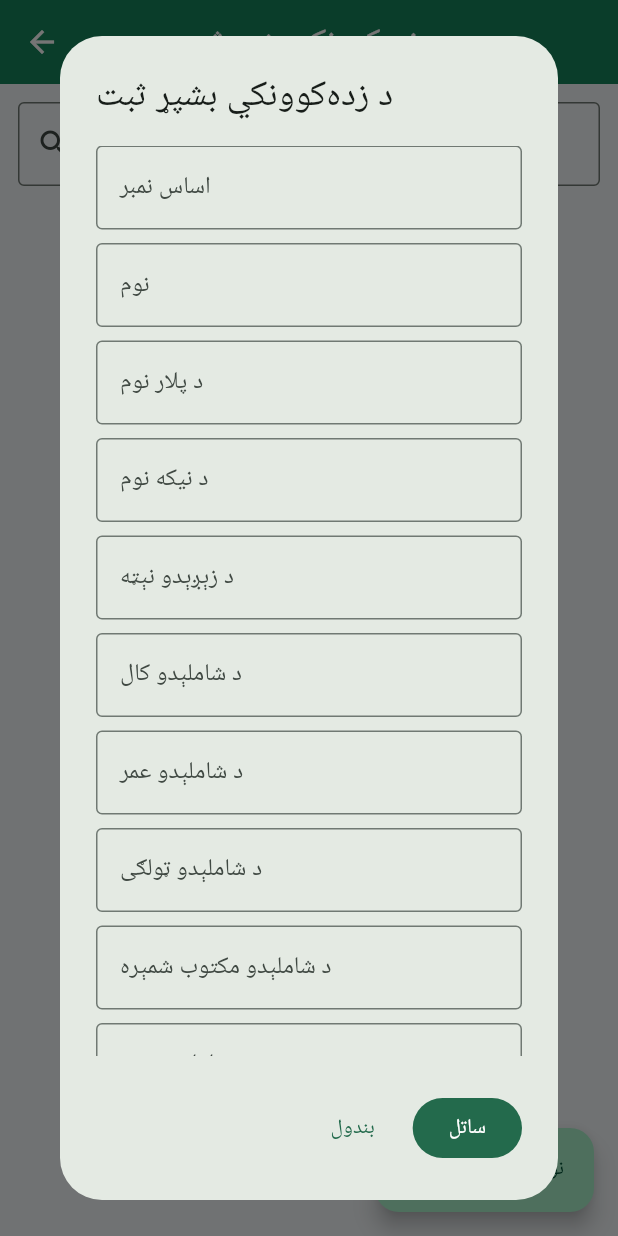
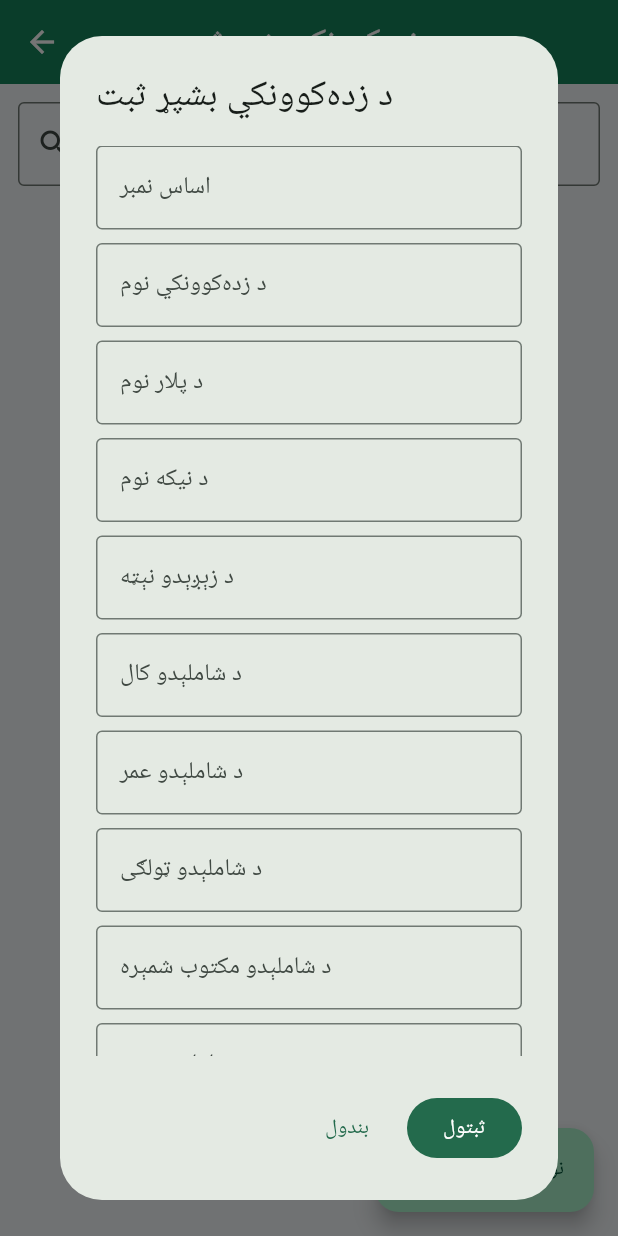
Before and after one commit to aw41792-rgb/Database, a Flutter app: the StudentsScreen screen opened directly, after a tap on "نوی زده‌کوونکی", on a phone screen of 412 x 824 dp. Run offline on Flutter 3.47's test engine with Material 3 defaults, Android fonts, the phone set to English and light mode, and no system bars; our stand-ins replace material_ui, sqflite; accounts and stored records are empty.

Commit message:
Correct and complete student form layout

```diff
--- a/lib/screens/students_screen.dart
+++ b/lib/screens/students_screen.dart
@@ -3,27 +3,231 @@ import '../data/school_database.dart';
 
 class StudentsScreen extends StatefulWidget {
   const StudentsScreen({super.key});
-  @override State<StudentsScreen> createState()=>_StudentsScreenState();
+  @override
+  State<StudentsScreen> createState() => _StudentsScreenState();
 }
-class _StudentsScreenState extends State<StudentsScreen>{
-  List<Map<String,Object?>> data=[]; bool loading=true; String query='';
-  final search=TextEditingController();
-  @override void initState(){super.initState();_load();}
-  @override void dispose(){search.dispose();super.dispose();}
-  Future<void> _load() async {final r=await SchoolDatabase.instance.getStudents(query:query);if(mounted)setState(()=>{data=r,loading=false});}
-  Future<void> _edit([Map<String,Object?>? old]) async {
-    final f=GlobalKey<FormState>();
-    final keys=['basis_number','name','father_name','grandfather_name','birth_date','admission_year','admission_age','admission_grade','admission_letter','admission_date','grade','shift','student_type','province','district','village','guardian','guardian_phone','status'];
-    final labels=['اساس نمبر','نوم','د پلار نوم','د نیکه نوم','د زېږېدو نېټه','د شاملېدو کال','د شاملېدو عمر','د شاملېدو ټولګی','د شاملېدو مکتوب شمېره','د شاملېدو نېټه','اوسنی ټولګی','وخت','د ښوونځي ډول','ولایت','ولسوالۍ','کلی','ولي نوم','د ولي اړیکه','حالت'];
-    final c={for(int i=0;i<keys.length;i++) keys[i]:TextEditingController(text:'${old?[keys[i]]??(keys[i]=='grade'?'1':keys[i]=='shift'?'سهار':keys[i]=='status'?'فعال':'')}')};
-    final ok=await showDialog<bool>(context:context,builder:(ctx)=>AlertDialog(title:Text(old==null?'د زده‌کوونکي بشپړ ثبت':'د زده‌کوونکي معلومات سمول'),content:SizedBox(width:420,child:Form(key:f,child:SingleChildScrollView(child:Column(mainAxisSize:MainAxisSize.min,children:[for(int i=0;i<keys.length;i++) Padding(padding:const EdgeInsets.only(bottom:9),child:TextFormField(controller:c[keys[i]],keyboardType:['admission_age','admission_grade','grade'].contains(keys[i])?TextInputType.number:TextInputType.text,decoration:InputDecoration(labelText:labels[i]),validator:['basis_number','name','father_name','grade','shift'].contains(keys[i])?(v)=>v==null||v.trim().isEmpty?'دا ځای اړین دی':null:null)))]))),actions:[TextButton(onPressed:()=>Navigator.pop(ctx,false),child:const Text('بندول')),FilledButton(onPressed:(){if(f.currentState!.validate())Navigator.pop(ctx,true);},child:const Text('ساتل'))]));
-    if(ok==true){
-      final values=<String,Object?>{};
-      for(final k in keys){final v=c[k]!.text.trim();values[k]=v.isEmpty?null:(['grade','admission_age','admission_grade'].contains(k)?int.tryParse(v):v);}
-      try{if(old==null){await SchoolDatabase.instance.addStudent(basisNumber:values['basis_number'] as String,name:values['name'] as String,fatherName:values['father_name'] as String,grade:values['grade'] as int,shift:values['shift'] as String,grandfatherName:values['grandfather_name'] as String?,birthDate:values['birth_date'] as String?,admissionYear:values['admission_year'] as String?,admissionAge:values['admission_age'] as int?,admissionGrade:values['admission_grade'] as int?,admissionLetter:values['admission_letter'] as String?,admissionDate:values['admission_date'] as String?,studentType:values['student_type'] as String?,province:values['province'] as String?,district:values['district'] as String?,village:values['village'] as String?,guardian:values['guardian'] as String?,guardianPhone:values['guardian_phone'] as String?,status:(values['status'] as String?) ?? 'فعال');}else{await SchoolDatabase.instance.updateStudent(old['id'] as int,values);} await _load();}catch(e){if(mounted)ScaffoldMessenger.of(context).showSnackBar(SnackBar(content:Text('ثبت نه شو؛ اساس نمبر تکراري کېدای شي. $e')));}
+
+class _StudentsScreenState extends State<StudentsScreen> {
+  List<Map<String, Object?>> students = [];
+  bool loading = true;
+  String query = '';
+  final searchController = TextEditingController();
+
+  @override
+  void initState() {
+    super.initState();
+    _load();
+  }
+
+  @override
+  void dispose() {
+    searchController.dispose();
+    super.dispose();
+  }
+
+  Future<void> _load() async {
+    final result = await SchoolDatabase.instance.getStudents(query: query);
+    if (!mounted) return;
+    setState(() {
+      students = result;
+      loading = false;
+    });
+  }
+
+  String? _required(String? value) =>
+      value == null || value.trim().isEmpty ? 'دا ځای ډکول اړین دي' : null;
+
+  Future<void> _editStudent([Map<String, Object?>? old]) async {
+    final formKey = GlobalKey<FormState>();
+    const keys = [
+      'basis_number','name','father_name','grandfather_name','birth_date',
+      'admission_year','admission_age','admission_grade','admission_letter',
+      'admission_date','grade','shift','student_type','province','district',
+      'village','guardian','guardian_phone','status'
+    ];
+    const labels = [
+      'اساس نمبر','د زده‌کوونکي نوم','د پلار نوم','د نیکه نوم','د زېږېدو نېټه',
+      'د شاملېدو کال','د شاملېدو عمر','د شاملېدو ټولګی','د شاملېدو مکتوب شمېره',
+      'د شاملېدو نېټه','اوسنی ټولګی','وخت','د ښوونځي ډول','ولایت','ولسوالۍ',
+      'کلی','د ولي نوم','د ولي اړیکه','حالت'
+    ];
+    final controllers = <String, TextEditingController>{};
+    for (var i = 0; i < keys.length; i++) {
+      final key = keys[i];
+      final fallback = key == 'grade' ? '1' : key == 'shift' ? 'سهار' : key == 'status' ? 'فعال' : '';
+      controllers[key] = TextEditingController(text: '${old?[key] ?? fallback}');
     }
-    for(final x in c.values){x.dispose();}
+
+    final saved = await showDialog<bool>(
+      context: context,
+      builder: (dialogContext) => AlertDialog(
+        title: Text(old == null ? 'د زده‌کوونکي بشپړ ثبت' : 'د زده‌کوونکي معلومات سمول'),
+        content: SizedBox(
+          width: 430,
+          child: Form(
+            key: formKey,
+            child: SingleChildScrollView(
+              child: Column(
+                mainAxisSize: MainAxisSize.min,
+                children: [
+                  for (var i = 0; i < keys.length; i++)
+                    Padding(
+                      padding: const EdgeInsets.only(bottom: 9),
+                      child: TextFormField(
+                        controller: controllers[keys[i]],
+                        keyboardType: ['admission_age','admission_grade','grade'].contains(keys[i])
+                            ? TextInputType.number : TextInputType.text,
+                        decoration: InputDecoration(labelText: labels[i]),
+                        validator: ['basis_number','name','father_name','grade','shift'].contains(keys[i])
+                            ? _required : null,
+                      ),
+                    ),
+                ],
+              ),
+            ),
+          ),
+        ),
+        actions: [
+          TextButton(onPressed: () => Navigator.pop(dialogContext, false), child: const Text('بندول')),
+          FilledButton(
+            onPressed: () {
+              if (formKey.currentState!.validate()) Navigator.pop(dialogContext, true);
+            },
+            child: const Text('ثبتول'),
+          ),
+        ],
+      ),
+    );
+
+    if (saved == true) {
+      final values = <String, Object?>{};
+      for (final key in keys) {
+        final value = controllers[key]!.text.trim();
+        values[key] = value.isEmpty
+            ? null
+            : (['grade','admission_age','admission_grade'].contains(key)
+                ? int.tryParse(value) : value);
+      }
+      try {
+        if (old == null) {
+          await SchoolDatabase.instance.addStudent(
+            basisNumber: values['basis_number'] as String,
+            name: values['name'] as String,
+            fatherName: values['father_name'] as String,
+            grade: values['grade'] as int,
+            shift: values['shift'] as String,
+            grandfatherName: values['grandfather_name'] as String?,
+            birthDate: values['birth_date'] as String?,
+            admissionYear: values['admission_year'] as String?,
+            admissionAge: values['admission_age'] as int?,
+            admissionGrade: values['admission_grade'] as int?,
+            admissionLetter: values['admission_letter'] as String?,
+            admissionDate: values['admission_date'] as String?,
+            studentType: values['student_type'] as String?,
+            province: values['province'] as String?,
+            district: values['district'] as String?,
+            village: values['village'] as String?,
+            guardian: values['guardian'] as String?,
+            guardianPhone: values['guardian_phone'] as String?,
+            status: (values['status'] as String?) ?? 'فعال',
+          );
+        } else {
+          await SchoolDatabase.instance.updateStudent(old['id'] as int, values);
+        }
+        await _load();
+      } catch (error) {
+        if (mounted) {
+          ScaffoldMessenger.of(context).showSnackBar(
+            SnackBar(content: Text('ثبت کې ستونزه؛ اساس نمبر تکراري کېدای شي. $error')),
+          );
+        }
+      }
+    }
+    for (final controller in controllers.values) {
+      controller.dispose();
+    }
   }
-  Future<void> _delete(Map<String,Object?> row) async {final yes=await showDialog<bool>(context:context,builder:(c)=>AlertDialog(title:const Text('حذفول'),content:Text('ایا ${row['name']} حذف کړئ؟'),actions:[TextButton(onPressed:()=>Navigator.pop(c,false),child:const Text('نه')),FilledButton(onPressed:()=>Navigator.pop(c,true),child:const Text('هو، حذف'))]));if(yes==true){await SchoolDatabase.instance.deleteStudent(row['id'] as int);_load();}}
-  @override Widget build(BuildContext context)=>Scaffold(appBar:AppBar(title:const Text('د زده‌کوونکو بشپړ ثبت')),floatingActionButton:FloatingActionButton.extended(onPressed:()=>_edit(),icon:const Icon(Icons.add),label:const Text('نوی زده‌کوونکی')),body:Column(children:[Padding(padding:const EdgeInsets.all(12),child:TextField(controller:search,decoration:const InputDecoration(prefixIcon:Icon(Icons.search),labelText:'د نوم، پلار نوم یا اساس نمبر لټون'),onChanged:(v){query=v;_load();})),Expanded(child:loading?const Center(child:CircularProgressIndicator()):data.isEmpty?const Center(child:Text('زده‌کوونکی نشته')):ListView.builder(itemCount:data.length,itemBuilder:(c,i){final s=data[i];return Card(child:ListTile(leading:CircleAvatar(child:Text('${s['grade']}')),title:Text('${s['name']}'),subtitle:Text('اساس: ${s['basis_number']} • پلار: ${s['father_name']}\n${s['village']??''} • ${s['shift']} • ${s['status']}'),isThreeLine:true,onTap:()=>_edit(s),trailing:PopupMenuButton<String>(onSelected:(v)=>v=='edit'?_edit(s):_delete(s),itemBuilder:(_)=>const [PopupMenuItem(value:'edit',child:Text('سمون')),PopupMenuItem(value:'delete',child:Text('حذف'))])));} ))]));
+
+  Future<void> _deleteStudent(Map<String, Object?> student) async {
+    final yes = await showDialog<bool>(
+      context: context,
+      builder: (dialogContext) => AlertDialog(
+        title: const Text('حذفول'),
+        content: Text('ایا ${student['name']} حذف کړئ؟'),
+        actions: [
+          TextButton(onPressed: () => Navigator.pop(dialogContext, false), child: const Text('نه')),
+          FilledButton(onPressed: () => Navigator.pop(dialogContext, true), child: const Text('هو، حذف')),
+        ],
+      ),
+    );
+    if (yes == true) {
+      await SchoolDatabase.instance.deleteStudent(student['id'] as int);
+      await _load();
+    }
+  }
+
+  @override
+  Widget build(BuildContext context) => Scaffold(
+    appBar: AppBar(title: const Text('د زده‌کوونکو بشپړ ثبت')),
+    floatingActionButton: FloatingActionButton.extended(
+      onPressed: () => _editStudent(),
+      icon: const Icon(Icons.add),
+      label: const Text('نوی زده‌کوونکی'),
+    ),
+    body: Column(
+      children: [
+        Padding(
+          padding: const EdgeInsets.all(12),
+          child: TextField(
+            controller: searchController,
+            decoration: const InputDecoration(
+              prefixIcon: Icon(Icons.search),
+              labelText: 'د نوم، پلار نوم یا اساس نمبر لټون',
+            ),
+            onChanged: (value) {
+              query = value;
+              _load();
+            },
+          ),
+        ),
+        Expanded(
+          child: loading
+              ? const Center(child: CircularProgressIndicator())
+              : students.isEmpty
+                  ? const Center(child: Text('زده‌کوونکی نشته'))
+                  : ListView.builder(
+                      itemCount: students.length,
+                      itemBuilder: (context, index) {
+                        final student = students[index];
+                        return Card(
+                          child: ListTile(
+                            leading: CircleAvatar(child: Text('${student['grade']}')),
+                            title: Text('${student['name']}'),
+                            subtitle: Text(
+                              'اساس: ${student['basis_number']} • پلار: ${student['father_name']}\n'
+                              '${student['village'] ?? ''} • ${student['shift']} • ${student['status']}',
+                            ),
+                            isThreeLine: true,
+                            onTap: () => _editStudent(student),
+                            trailing: PopupMenuButton<String>(
+                              onSelected: (value) {
+                                if (value == 'edit') {
+                                  _editStudent(student);
+                                } else {
+                                  _deleteStudent(student);
+                                }
+                              },
+                              itemBuilder: (_) => const [
+                                PopupMenuItem(value: 'edit', child: Text('سمون')),
+                                PopupMenuItem(value: 'delete', child: Text('حذف')),
+                              ],
+                            ),
+                          ),
+                        );
+                      },
+                    ),
+        ),
+      ],
+    ),
+  );
 }
```
